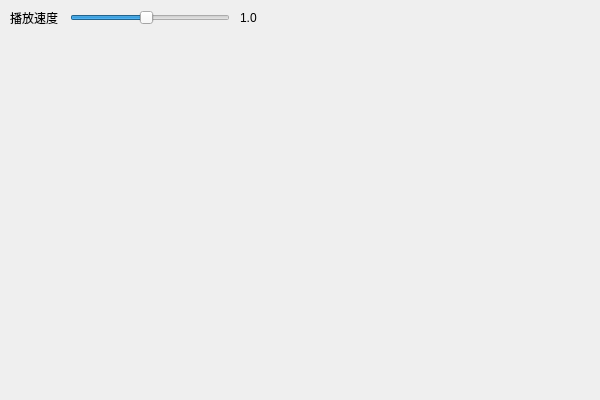
This is code/XCJ/xviewer02/ui/xplayvideo.ui in WONGZEONJYU/Audio_and-_Video_Note as Qt 5 draws it before an edit. The edited form follows.
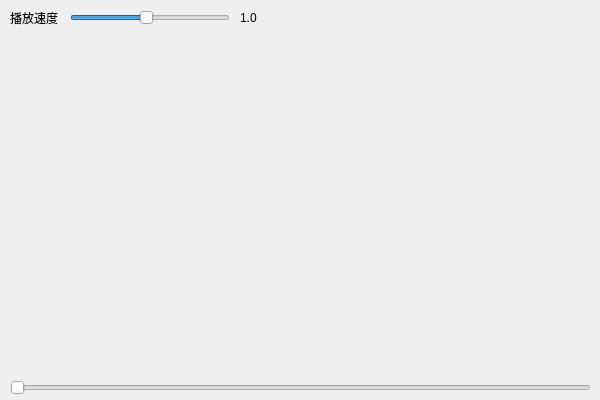
This is the edited form.

```diff
--- a/code/XCJ/xviewer02/ui/xplayvideo.ui
+++ b/code/XCJ/xviewer02/ui/xplayvideo.ui
@@ -74,6 +74,28 @@
     <string>播放速度</string>
    </property>
   </widget>
+  <widget class="QSlider" name="pos">
+   <property name="geometry">
+    <rect>
+     <x>10</x>
+     <y>380</y>
+     <width>581</width>
+     <height>16</height>
+    </rect>
+   </property>
+   <property name="minimum">
+    <number>1</number>
+   </property>
+   <property name="maximum">
+    <number>999</number>
+   </property>
+   <property name="pageStep">
+    <number>100</number>
+   </property>
+   <property name="orientation">
+    <enum>Qt::Orientation::Horizontal</enum>
+   </property>
+  </widget>
  </widget>
  <resources/>
  <connections>
```
